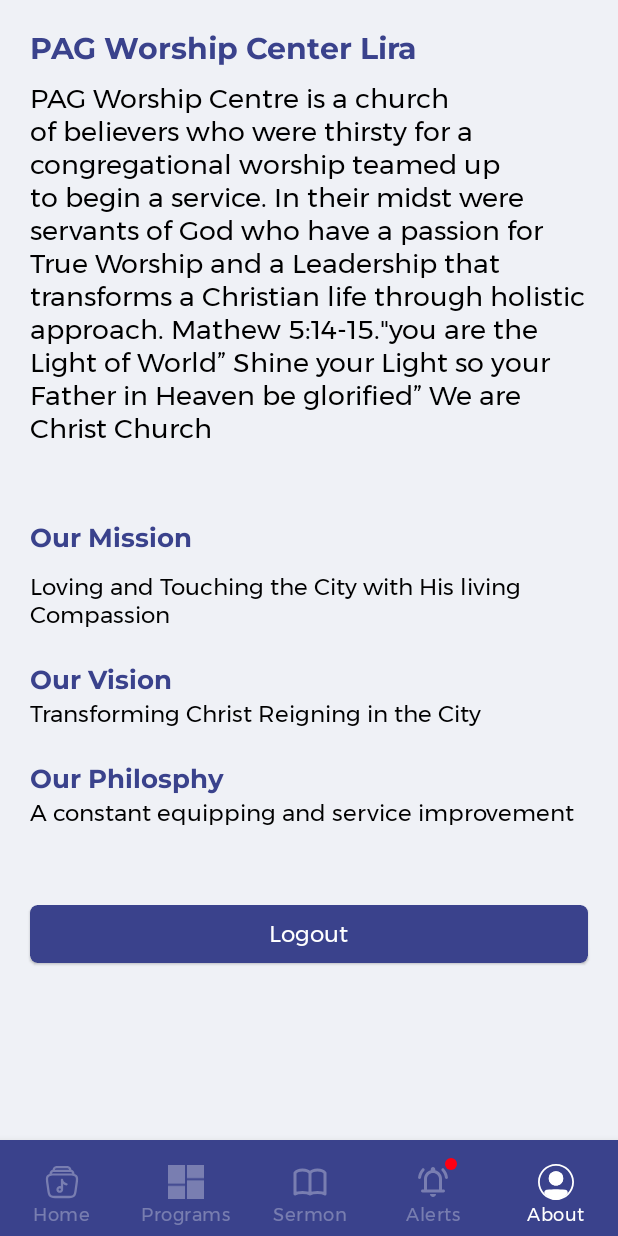
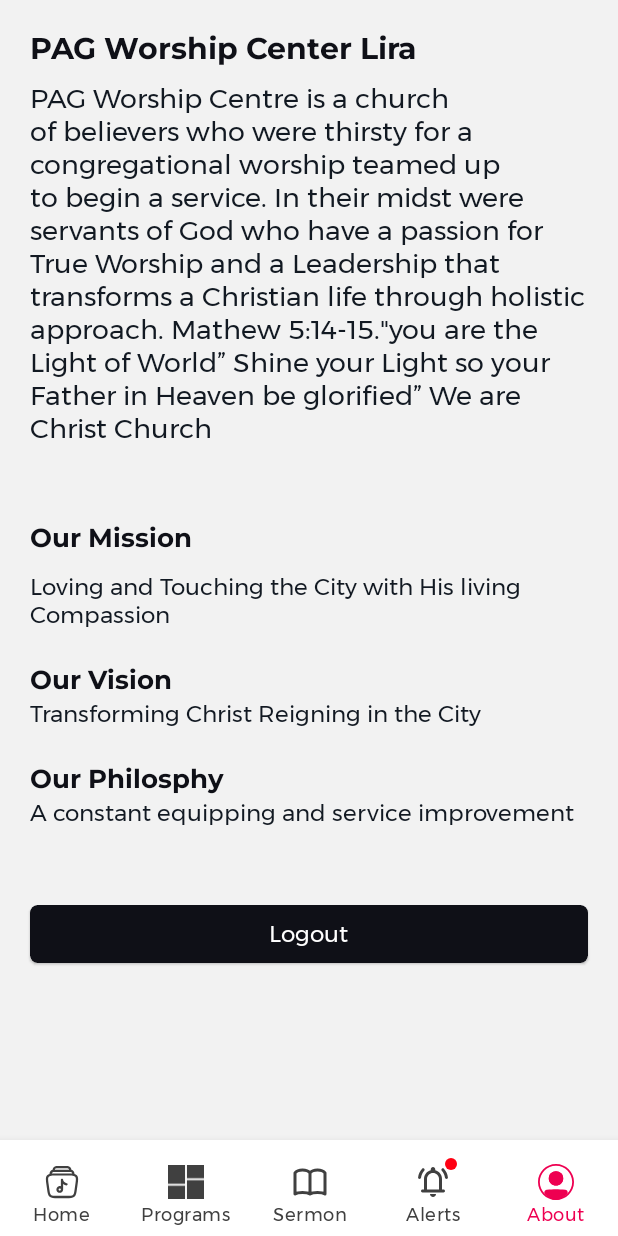
Before and after one commit to patrickhamzaokello/ProjectWCDLIRA, an Android app: the RootActivity screen opened directly, with no data from a screen before it, item 5 of the bottom bar chosen, on a phone screen of 412 x 824 dp. Run offline under Robolectric (Android 15) with nearby library versions, the phone set to English and light mode, and no system bars; our stand-ins replace navigation-ui; libraries missing offline, so code that uses them is left out: androidx.palette.graphics, cn.pedant, com.androidnetworking.interceptors, com.makeramen.roundedimageview, com.smarteist.autoimageslider; pictures from the network do not load; 10 statements that could not run were skipped.

Commit message:
fix on color

```diff
--- a/app/src/main/java/com/pkasemer/worshipcenterdowntown/RootActivity.java
+++ b/app/src/main/java/com/pkasemer/worshipcenterdowntown/RootActivity.java
@@ -833,24 +833,22 @@ public class RootActivity extends AppCompatActivity implements PlayTracksCallbac
             int textColor = RootActivity.this.getResources().getColor(R.color.artist_name_color);
 
 
-            // Set the background color of the LinearLayout
-            playerView.setBackgroundColor(darkenbgColor(playerColor));
-//            layoutPlayer.setBackgroundTintList(ColorStateList.valueOf(darkenColor(playerColor)));
-            playerLyrics.setBackgroundTintList(ColorStateList.valueOf(darkenColor(playerColor)));
-            homeControlWrapper.setBackgroundColor(darkenColor(playerColor));
-
-            // track info btns
-            playerCloseBtn.setBackgroundTintList(ColorStateList.valueOf(darkenColor(playerColor)));
-
-            //player controls
-            skipPreviousBtn.setBackgroundTintList(ColorStateList.valueOf(playerColor));
-            playPauseBtn.setBackgroundTintList(ColorStateList.valueOf(playerColor));
-            skipNextBtn.setBackgroundTintList(ColorStateList.valueOf(playerColor));
-
-
-
-            //text_color
-            songArtist.setTextColor(darkenColor(textColor));
+//            playerView.setBackgroundColor(darkenbgColor(playerColor));
+//            playerLyrics.setBackgroundTintList(ColorStateList.valueOf(darkenColor(playerColor)));
+//            homeControlWrapper.setBackgroundColor(darkenColor(playerColor));
+//
+//            // track info btns
+//            playerCloseBtn.setBackgroundTintList(ColorStateList.valueOf(darkenColor(playerColor)));
+//
+//            //player controls
+//            skipPreviousBtn.setBackgroundTintList(ColorStateList.valueOf(playerColor));
+//            playPauseBtn.setBackgroundTintList(ColorStateList.valueOf(playerColor));
+//            skipNextBtn.setBackgroundTintList(ColorStateList.valueOf(playerColor));
+//
+//
+//
+//            //text_color
+//            songArtist.setTextColor(darkenColor(textColor));
         }
 
 
--- a/app/src/main/res/color/navigationcolors.xml
+++ b/app/src/main/res/color/navigationcolors.xml
@@ -1,14 +1,14 @@
 <?xml version="1.0" encoding="utf-8"?>
 <selector xmlns:android="http://schemas.android.com/apk/res/android" >
     <item android:state_pressed="true"
-        android:color="#FF0057"/> <!-- pressed -->
+        android:color="@color/activePlay"/> <!-- pressed -->
     <item android:state_focused="true"
-        android:color="#FF0057"/>
+        android:color="@color/activePlay"/>
     <item android:state_selected="true"
-        android:color="#FFFFFF"/>
+        android:color="@color/activePlay"/>
 
     <item android:state_enabled="true"
-        android:color="#51FFFFFF"/>
+        android:color="@color/bottomInactive"/>
     <!-- focused -->
-    <item android:color="#51FFFFFF"/> <!-- default -->
+    <item android:color="@color/bottomInactive"/> <!-- default -->
 </selector>
--- a/app/src/main/res/layout/activity_root_activity.xml
+++ b/app/src/main/res/layout/activity_root_activity.xml
@@ -25,7 +25,7 @@
         android:id="@+id/homeControlWrapper"
         android:layout_width="match_parent"
         android:layout_height="?attr/actionBarSize"
-        android:background="@color/home_song_controller"
+        android:background="@color/playerColor"
         app:layout_constraintBottom_toTopOf="@id/bottomNav_view"
         android:visibility="gone"
         tools:visibility="visible">
@@ -99,7 +99,7 @@
             android:marqueeRepeatLimit="marquee_forever"
             android:singleLine="true"
             android:text="Mwonyaa Media"
-            android:textColor="#FFFFFF"
+            android:textColor="#C1FFFFFF"
             android:textSize="14dp"
             app:layout_constraintEnd_toStartOf="@+id/homeskipPrevBtn"
             app:layout_constraintHorizontal_bias="0"
@@ -141,7 +141,7 @@
             android:background="@null"
             android:layout_marginEnd="16dp"
             app:tint="@color/lessBtn"
-            android:src="@drawable/fluent_skip_forward_10_32_filled"
+            android:src="@drawable/custom_btn_close"
             app:layout_constraintBottom_toBottomOf="parent"
             app:layout_constraintEnd_toEndOf="parent"
             app:layout_constraintTop_toTopOf="parent" />
@@ -157,7 +157,7 @@
         android:layout_height="wrap_content"
         android:layout_marginStart="0dp"
         android:layout_marginEnd="0dp"
-        android:background="@color/purple_500"
+        android:background="@color/mainwhite"
         android:paddingTop="8dp"
         app:itemIconTint="@color/navigationcolors"
         app:itemTextColor="@color/navigationcolors"
@@ -168,7 +168,6 @@
         app:menu="@menu/bottom_nav_menu" />
 
 
-    <!-- include player vieww layout -->
         <include
             layout="@layout/player_view"
             android:layout_width="match_parent"
@@ -176,6 +175,7 @@
             app:layout_constraintBottom_toBottomOf="parent"
             app:layout_constraintTop_toTopOf="parent"
             app:layout_constraintVertical_bias="0.0"
+            tools:visibility="gone"
             tools:layout_editor_absoluteX="0dp" />
 
 </androidx.constraintlayout.widget.ConstraintLayout>
--- a/app/src/main/res/layout/fragment_current_track_share_dialog.xml
+++ b/app/src/main/res/layout/fragment_current_track_share_dialog.xml
@@ -93,11 +93,11 @@
         android:id="@+id/playTrack"
         android:layout_width="0dp"
         android:layout_height="wrap_content"
-        android:text="Tap Here to Start Listening"
+        android:text="Listen Live"
         android:textAllCaps="false"
         android:background="@drawable/rounded_btn_bg"
         android:textColor="#FAFAFA"
-        app:backgroundTint="@color/the_year_2023"
+        app:backgroundTint="@color/mainAccent"
         android:fontFamily="@font/montserrat_bold"
         app:layout_constraintTop_toBottomOf="@+id/details_hero"
         app:layout_constraintStart_toStartOf="parent"
--- a/app/src/main/res/layout/onboarding_slides_layout.xml
+++ b/app/src/main/res/layout/onboarding_slides_layout.xml
@@ -7,7 +7,7 @@
     android:orientation="vertical"
     android:paddingHorizontal="20dp"
     android:layout_gravity="bottom"
-    android:background="@color/onboardingBG">
+    android:background="@color/mainAccent">
 
     <ImageView
         android:id="@+id/slider_image"
@@ -28,7 +28,7 @@
         android:layout_gravity="center"
         android:paddingVertical="10dp"
         android:text="TextView"
-        android:textColor="@color/black"
+        android:textColor="@color/white"
         android:textSize="19sp"
         app:layout_constraintBottom_toTopOf="@+id/slider_desc"
         app:layout_constraintEnd_toEndOf="parent"
@@ -43,7 +43,7 @@
         android:gravity="center"
         android:layout_gravity="center"
         android:text="@string/first_slide_desc"
-        android:textColor="@color/black"
+        android:textColor="#81FFFFFF"
         android:textSize="16sp"
         app:layout_constraintBottom_toTopOf="@+id/guideline5"
         app:layout_constraintEnd_toEndOf="parent"
--- a/app/src/main/res/layout/radio_page_slider.xml
+++ b/app/src/main/res/layout/radio_page_slider.xml
@@ -14,7 +14,7 @@
             android:layout_width="match_parent"
             android:layout_height="280dp"
             app:sliderAnimationDuration="600"
-            android:background="#E8283078"
+            android:background="@color/mainAccent"
             app:sliderAutoCycleDirection="back_and_forth"
             app:sliderAutoCycleEnabled="true"
             app:sliderIndicatorAnimationDuration="600"
--- a/app/src/main/res/layout/radio_station.xml
+++ b/app/src/main/res/layout/radio_station.xml
@@ -4,7 +4,6 @@
     android:layout_height="wrap_content"
     xmlns:app="http://schemas.android.com/apk/res-auto"
     android:background="@drawable/small_rounded"
-    android:backgroundTint="#F8F8F8"
     android:layout_margin="10dp">
 
     <ImageView
@@ -20,8 +19,9 @@
         android:layout_marginRight="8dp"
         android:layout_marginBottom="8dp"
         android:elevation="2dp"
-        android:layout_alignParentLeft="true"
-        android:layout_alignParentTop="true"
+        android:layout_alignBottom="@+id/cover_image"
+        android:layout_alignTop="@+id/cover_image"
+        android:layout_centerHorizontal="true"
         android:layout_marginStart="4dp"
         android:layout_marginTop="4dp"
         android:src="@drawable/ic_ion_play_circle_outline" />
--- a/app/src/main/res/values-night/colors.xml
+++ /dev/null
@@ -1,49 +0,0 @@
-<?xml version="1.0" encoding="utf-8"?>
-<resources>
-    <color name="purple_200">#3A428C</color>
-    <color name="purple_500">#3A428C</color>
-    <color name="purple_700">#3A428C</color>
-    <color name="the_year_2023">#1D1A2E</color>
-    <color name="teal_200">#3A428C</color>
-    <color name="teal_700">#262626</color>
-    <color name="texton_green">#DEFFDD</color>
-    <color name="black">#FF000000</color>
-    <color name="white">#FFFFFFFF</color>
-
-    <color name="rootbg">#EFF1F6</color>
-
-    <color name="shimmer_color">#366C6C6C</color>
-    <color name="light_grey">#A6A6A6</color>
-    <color name="light_black">#404040</color>
-
-
-    <color name="green1">#ECF2BB</color>
-    <color name="green2">#D9CA9C</color>
-    <color name="green3">#D9564A</color>
-    <color name="green4">#D96B43</color>
-
-    <color name="changebtn">#228765</color>
-    <color name="order_locationcolor">#228765</color>
-
-
-    <color name="mygreen">#064025</color>
-    <color name="buttonGreen">#175313</color>
-
-    <color name="profilecards">#EC0F43</color>
-
-    <color name="sweetRed">#FF0012</color>
-    <color name="buttonRed">#CE2630</color>
-    <color name="btnClose">#FFB1B1</color>
-
-    <color name="btnLight">#8C8C8C</color>
-
-    <color name="onboardingBG">#fff</color>
-    <color name="niceGreen">#15950D</color>
-    <color name="niceBlue">#0075D3</color>
-    <color name="pendingstatus">#D59F00</color>
-    <color name="accountcolors">#FFFFFF</color>
-    <color name="profilecardtext">#ECECEC</color>
-    <color name="dotsdefault">#C2C3C7</color>
-
-
-</resources>
--- a/app/src/main/res/values/colors.xml
+++ b/app/src/main/res/values/colors.xml
@@ -1,16 +1,23 @@
 <?xml version="1.0" encoding="utf-8"?>
 <resources>
-    <color name="purple_200">#3A428C</color>
-    <color name="purple_500">#3A428C</color>
-    <color name="purple_700">#3A428C</color>
+    <color name="mainwhite">#FFFFFF</color>
+    <color name="mainAccent">#0F1017</color>
+    <color name="bottomInactive">#404040</color>
+    <color name="activePlay">#EE0051</color>
+    <color name="playerColor">#0F1017</color>
+
+
+    <color name="purple_200">#0F1017</color>
+    <color name="purple_500">#0F1017</color>
+    <color name="purple_700">#0F1017</color>
     <color name="the_year_2023">#1D1A2E</color>
-    <color name="teal_200">#3A428C</color>
+    <color name="teal_200">#0F1017</color>
     <color name="teal_700">#262626</color>
     <color name="texton_green">#DEFFDD</color>
-    <color name="black">#FF000000</color>
+    <color name="black">#121922</color>
     <color name="white">#FFFFFFFF</color>
 
-    <color name="rootbg">#EFF1F6</color>
+    <color name="rootbg">#F2F2F2</color>
     <color name="shimmer_color">#366C6C6C</color>
     <color name="light_grey">#A6A6A6</color>
     <color name="light_black">#404040</color>
@@ -36,7 +43,6 @@
 
     <color name="btnLight">#8C8C8C</color>
 
-    <color name="onboardingBG">#fff</color>
     <color name="niceGreen">#15950D</color>
     <color name="niceBlue">#0075D3</color>
     <color name="pendingstatus">#D59F00</color>
@@ -46,7 +52,6 @@
     <color name="default_image_bg">#28000000</color>
     <color name="default_image_icon">#8DFFFFFF</color>
     <color name="play_view_bg">#3A428C</color>
-    <color name="home_song_controller">#3A428C</color>
     <color name="modernPlayerbg">#3A428C</color>
     <color name="colorPrimaryText">#353535</color>
     <color name="nicetext">#423A65</color>
```
Also changed, not shown: app/src/main/res/layout/activity_on_boarding.xml (+3 -4 lines), app/src/main/res/layout/player_view.xml (+6 -5 lines), app/src/main/res/layout/radio_slider.xml (+1 -11 lines).
